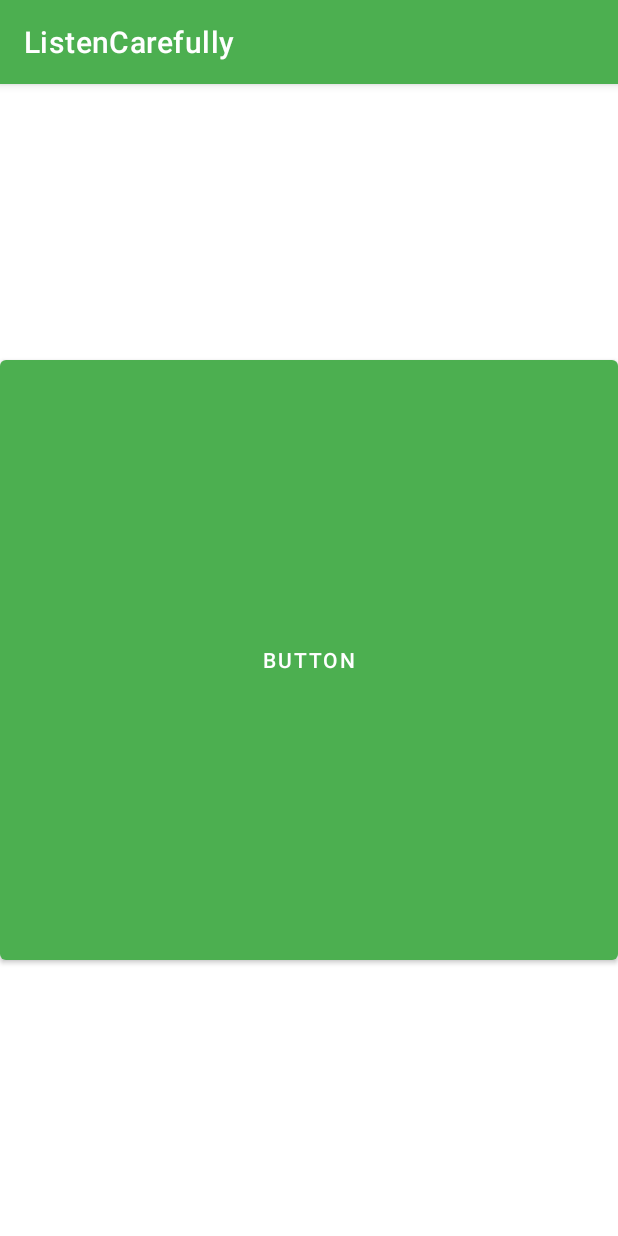
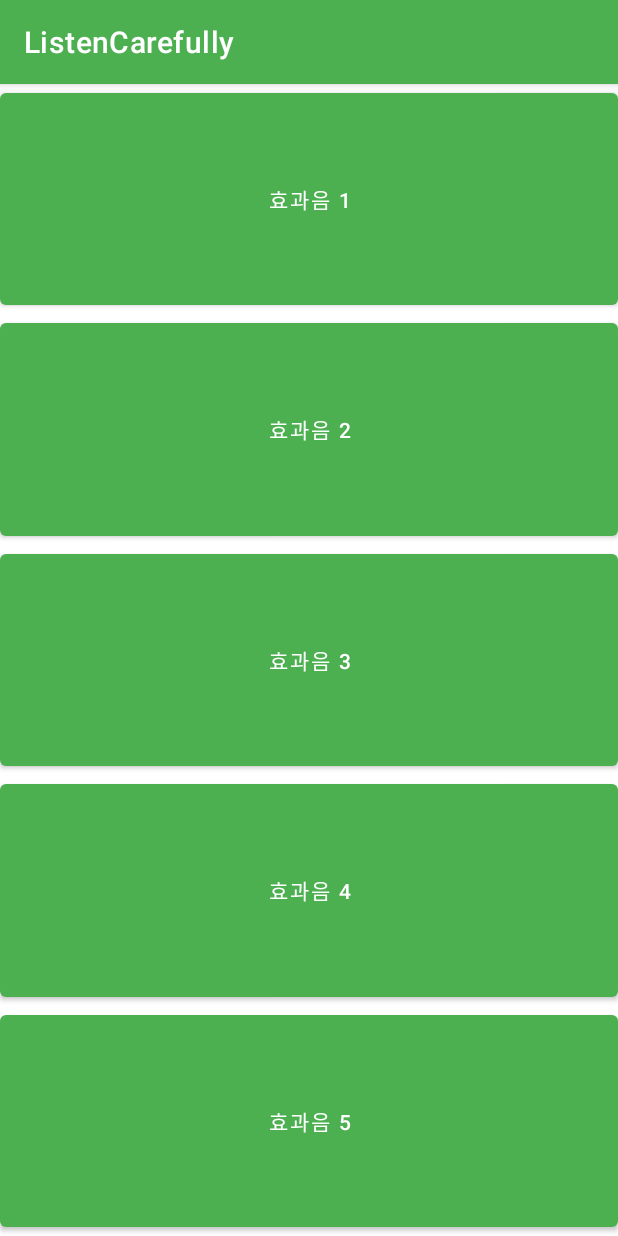
Before and after one commit to twaun95/Listen-Carefully, an Android app: the screen it shows after launch (SoundEffectActivity), after a tap on "효과음", on a phone screen of 412 x 824 dp. Run offline under Robolectric (Android 15) with nearby library versions, the phone set to English and light mode, and no system bars; our stand-ins replace data binding.

Commit message:
효과음

```diff
--- a/app/src/main/java/com/twaun95/listencarefully/manager/sound_effect/Effect.kt
+++ b/app/src/main/java/com/twaun95/listencarefully/manager/sound_effect/Effect.kt
@@ -8,7 +8,6 @@ enum class Effect(val resourceId : Int){
     WRONG(R.raw.sound_answer_wrong),
     CORRECT_AFTER_WRONG(R.raw.sound_answer_try),
     BUTTON_SOUND(R.raw.loud_sound_button_click),
-    BUTTON_SOUND_RECORD(R.raw.sound_button_click),
     BUTTON_ELSE(R.raw.the_other_buttons),
     CARD(R.raw.cards),
     LIFE_COUNT(R.raw.life_cut),
--- a/app/src/main/java/com/twaun95/listencarefully/manager/sound_effect/SoundEffect.kt
+++ b/app/src/main/java/com/twaun95/listencarefully/manager/sound_effect/SoundEffect.kt
@@ -12,16 +12,12 @@ class SoundEffect {
 
     companion object {
         const val MAX_STREAM = 10
-        const val SRC_QUALITY = 0
         const val VOLUME = 0.5f
         const val LOOP = 0
         const val RATE = 1.0f
-
         const val PRIORITY_PLAY = 0
         const val PRIORITY_LOAD = 1
-
         const val NOT_PLAYED = -1
-
     }
 
     fun create() {
@@ -35,11 +31,7 @@ class SoundEffect {
                 )
                 .setMaxStreams(MAX_STREAM)
                 .build()
-                .apply {
-            setOnLoadCompleteListener { _, soundId, _ ->
-                play(soundId, VOLUME, VOLUME, PRIORITY_PLAY, LOOP, RATE)
-            }
-        }
+                .apply { setOnLoadCompleteListener { _, soundId, _ -> play(soundId, VOLUME, VOLUME, PRIORITY_PLAY, LOOP, RATE) }}
 
         map = mutableMapOf<Effect, Pair<Int, Int>?>(
             Pair(Effect.SPLASH, null),
@@ -47,12 +39,7 @@ class SoundEffect {
         )
     }
 
-    fun delete() {
-        soundPool.release()
-    }
-
     fun soundPlay(context: Context, effect: Effect) {
-
         map[effect]?.let { sound ->
             map.put(
                 effect,
@@ -69,4 +56,6 @@ class SoundEffect {
             )
         }
     }
+
+    fun delete() = soundPool.release()
 }
--- a/app/src/main/java/com/twaun95/listencarefully/manager/sound_effect/SoundEffectManager.kt
+++ b/app/src/main/java/com/twaun95/listencarefully/manager/sound_effect/SoundEffectManager.kt
@@ -6,15 +6,7 @@ class SoundEffectManager(private val androidContext: Context) {
 
     private val queue = mutableListOf<SoundEffect>()
 
-    fun initialize() {
-        queue.add(SoundEffect().apply { this.create() })
-    }
-
-    fun play(soundEffectType : Effect) {
-        queue.last().soundPlay(androidContext, soundEffectType)
-    }
-
-    fun release() {
-        queue.removeFirst().delete()
-    }
+    fun initialize() = queue.add(SoundEffect().apply { this.create() })
+    fun play(soundEffectType : Effect) = queue.last().soundPlay(androidContext, soundEffectType)
+    fun release() = queue.removeFirst().delete()
 }
--- a/app/src/main/java/com/twaun95/listencarefully/presentation/ui/soundeffect/SoundEffectActivity.kt
+++ b/app/src/main/java/com/twaun95/listencarefully/presentation/ui/soundeffect/SoundEffectActivity.kt
@@ -13,7 +13,6 @@ class SoundEffectActivity : BaseActivity<ActivitySoundEffectBinding, SoundEffect
 
     override fun initView() {
         super.initView()
-
         binding.viewModel = this.viewModel
     }
 
@@ -23,9 +22,7 @@ class SoundEffectActivity : BaseActivity<ActivitySoundEffectBinding, SoundEffect
 
     override fun setEvent() {
         super.setEvent()
-
     }
-
 
     override fun onDestroy() {
         super.onDestroy()
--- a/app/src/main/java/com/twaun95/listencarefully/presentation/ui/soundeffect/SoundEffectActivityViewModel.kt
+++ b/app/src/main/java/com/twaun95/listencarefully/presentation/ui/soundeffect/SoundEffectActivityViewModel.kt
@@ -12,15 +12,9 @@ class SoundEffectActivityViewModel(
         soundEffectManager.initialize()
     }
 
-    fun soundEffectButton() {
-        soundEffectManager.play(Effect.BUTTON_SOUND)
-    }
+    fun soundEffect(effect: Effect) = soundEffectManager.play(effect)
 
-    fun soundEffectCorrect() {
-        soundEffectManager.play(Effect.CORRECT)
-    }
-
-    fun release(){
+    fun release() {
         soundEffectManager.release()
     }
 
--- a/app/src/main/res/layout/activity_sound_effect.xml
+++ b/app/src/main/res/layout/activity_sound_effect.xml
@@ -1,13 +1,15 @@
 <?xml version="1.0" encoding="utf-8"?>
-<layout xmlns:app="http://schemas.android.com/apk/res-auto"
-    xmlns:tools="http://schemas.android.com/tools"
-    xmlns:android="http://schemas.android.com/apk/res/android">
+<layout xmlns:android="http://schemas.android.com/apk/res/android"
+    xmlns:app="http://schemas.android.com/apk/res-auto"
+    xmlns:tools="http://schemas.android.com/tools">
 
     <data>
 
         <variable
             name="viewModel"
             type="com.twaun95.listencarefully.presentation.ui.soundeffect.SoundEffectActivityViewModel" />
+
+        <import type="com.twaun95.listencarefully.manager.sound_effect.Effect" />
     </data>
 
     <androidx.constraintlayout.widget.ConstraintLayout
@@ -15,16 +17,63 @@
         android:layout_height="match_parent">
 
         <Button
-            android:id="@+id/button_sound_effect"
+            android:id="@+id/button1"
             android:layout_width="0dp"
             android:layout_height="0dp"
-            android:text="Button"
-            android:onClick="@{()->viewModel.soundEffectCorrect()}"
-            app:layout_constraintBottom_toBottomOf="parent"
-            app:layout_constraintDimensionRatio="1"
+            android:onClick="@{()->viewModel.soundEffect(Effect.SPLASH)}"
+            android:text="효과음 1"
+            app:layout_constraintBottom_toTopOf="@+id/button2"
             app:layout_constraintEnd_toEndOf="parent"
             app:layout_constraintHorizontal_bias="0.5"
             app:layout_constraintStart_toStartOf="parent"
             app:layout_constraintTop_toTopOf="parent" />
+
+        <Button
+            android:id="@+id/button2"
+            android:layout_width="0dp"
+            android:layout_height="0dp"
+            android:onClick="@{()->viewModel.soundEffect(Effect.CORRECT)}"
+            android:text="효과음 2"
+            app:layout_constraintBottom_toTopOf="@+id/button3"
+            app:layout_constraintEnd_toEndOf="parent"
+            app:layout_constraintHorizontal_bias="0.5"
+            app:layout_constraintStart_toStartOf="parent"
+            app:layout_constraintTop_toBottomOf="@+id/button1" />
+
+        <Button
+            android:id="@+id/button3"
+            android:layout_width="0dp"
+            android:layout_height="0dp"
+            android:onClick="@{()->viewModel.soundEffect(Effect.WRONG)}"
+            android:text="효과음 3"
+            app:layout_constraintBottom_toTopOf="@+id/button4"
+            app:layout_constraintEnd_toEndOf="parent"
+            app:layout_constraintHorizontal_bias="0.5"
+            app:layout_constraintStart_toStartOf="parent"
+            app:layout_constraintTop_toBottomOf="@+id/button2" />
+
+        <Button
+            android:id="@+id/button4"
+            android:layout_width="0dp"
+            android:layout_height="0dp"
+            android:onClick="@{()->viewModel.soundEffect(Effect.CARD)}"
+            android:text="효과음 4"
+            app:layout_constraintBottom_toTopOf="@+id/button5"
+            app:layout_constraintEnd_toEndOf="parent"
+            app:layout_constraintHorizontal_bias="0.5"
+            app:layout_constraintStart_toStartOf="parent"
+            app:layout_constraintTop_toBottomOf="@+id/button3" />
+
+        <Button
+            android:id="@+id/button5"
+            android:layout_width="0dp"
+            android:layout_height="0dp"
+            android:onClick="@{()->viewModel.soundEffect(Effect.BUTTON_ELSE)}"
+            android:text="효과음 5"
+            app:layout_constraintBottom_toBottomOf="parent"
+            app:layout_constraintEnd_toEndOf="parent"
+            app:layout_constraintHorizontal_bias="0.5"
+            app:layout_constraintStart_toStartOf="parent"
+            app:layout_constraintTop_toBottomOf="@+id/button4" />
     </androidx.constraintlayout.widget.ConstraintLayout>
 </layout>
--- a/app/src/main/res/values/colors.xml
+++ b/app/src/main/res/values/colors.xml
@@ -14,6 +14,13 @@
     <color name="primary_variant">#3A853D</color>
     <color name="test_background">#569C59</color>
 
+    <color name="green1">#B8E3B9</color>
+    <color name="green2">#96CD96</color>
+    <color name="green3">#8CD38E</color>
+    <color name="green4">#53CA57</color>
+    <color name="green5">#48BD4B</color>
+    <color name="green6">#0ABA0E</color>
+
     <color name="mono1">#FFFFFF</color>
     <color name="mono2">#F1F4F8</color>
     <color name="mono3">#E9ECF1</color>
```
Also changed, not shown: 1 other file.
